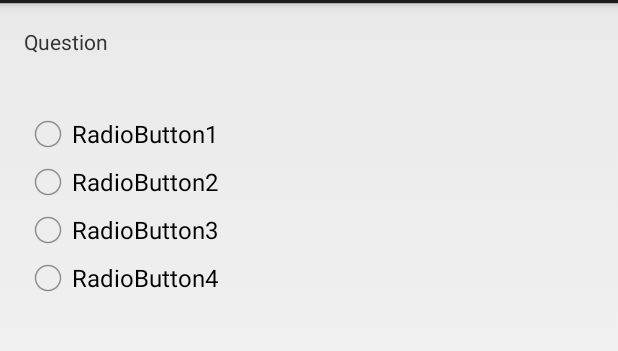
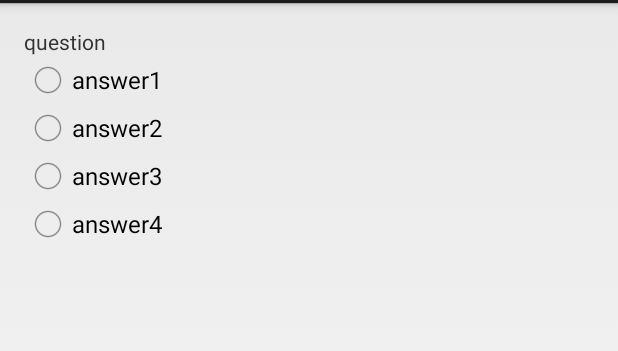
Before and after one commit to NZguy/quizdroid, an Android app: the QuizActivity screen opened directly, with no data from a screen before it, after a tap on "Begin", on a phone screen of 412 x 824 dp, the part 69-420 px from its top. Run offline under Robolectric (Android 15) with nearby library versions, the phone set to English and light mode, and no system bars.

Commit message:
refactored program to use reopsitory input

```diff
--- a/app/src/main/AndroidManifest.xml
+++ b/app/src/main/AndroidManifest.xml
@@ -1,7 +1,8 @@
 <?xml version="1.0" encoding="utf-8"?>
 <manifest xmlns:android="http://schemas.android.com/apk/res/android"
     package="edu.washington.drma.quizdroid">
-
+    <uses-permission android:name="android.permission.WRITE_EXTERNAL_STORAGE" />
+    <uses-permission android:name="android.permission.READ_EXTERNAL_STORAGE" />
     <application
         android:allowBackup="true"
         android:name=".QuizApp"
--- a/app/src/main/java/edu/washington/drma/quizdroid/MainActivity.java
+++ b/app/src/main/java/edu/washington/drma/quizdroid/MainActivity.java
@@ -2,7 +2,9 @@ package edu.washington.drma.quizdroid;
 
 import android.app.Activity;
 import android.content.Intent;
+import android.graphics.drawable.Drawable;
 import android.os.Bundle;
+import android.support.v4.content.res.ResourcesCompat;
 import android.util.Log;
 import android.view.View;
 import android.widget.Button;
@@ -19,7 +21,7 @@ public class MainActivity extends Activity {
 
         QuizApp app = (QuizApp)this.getApplication();
 
-        //Have the buttons created programatically by checking the number of topics
+        // Progamatically create topic buttons
         LinearLayout container = (LinearLayout)findViewById(R.id.activity_main);
         LinearLayout.LayoutParams buttonLayout = new LinearLayout.LayoutParams(
                 LinearLayout.LayoutParams.MATCH_PARENT,
@@ -32,6 +34,8 @@ public class MainActivity extends Activity {
             topicButton.setTag(i);
             topicButton.setOnClickListener(new MyListener());
             topicButton.setText(topicTitles[i]);
+            Drawable icon = ResourcesCompat.getDrawable(getResources(),app.getRepository().getTopicIconName(i), null);
+            topicButton.setCompoundDrawablesWithIntrinsicBounds(icon, null, null, null);
             container.addView(topicButton);
         }
     }
--- a/app/src/main/java/edu/washington/drma/quizdroid/OverviewActivity.java
+++ b/app/src/main/java/edu/washington/drma/quizdroid/OverviewFragment.java
@@ -13,28 +13,28 @@ import android.widget.TextView;
 /**
  * A simple {@link Fragment} subclass.
  * Activities that contain this fragment must implement the
- * {@link OverviewActivity.OnFragmentInteractionListener} interface
+ * {@link OverviewFragment.OnFragmentInteractionListener} interface
  * to handle interaction events.
- * Use the {@link OverviewActivity#newInstance} factory method to
+ * Use the {@link OverviewFragment#newInstance} factory method to
  * create an instance of this fragment.
  */
-public class OverviewActivity extends Fragment {
+public class OverviewFragment extends Fragment {
     // TODO: Rename parameter arguments, choose names that match
     // the fragment initialization parameters, e.g. ARG_ITEM_NUMBER
-    private static final String ARG_QUIX_INDEX = "drma.quizIndex";
+    private static final String ARG_TOPIC_INDEX = "drma.topicIndex";
 
-    private int quizIndex;
+    private int topicIndex;
 
     private OnFragmentInteractionListener mListener;
 
     // Data
-    String[][] quizOverviewData = new String[][]{
-            {"Math", "5"},
-            {"Physics", "2"},
-            {"Marvel", "2"}
-    };
+//    String[][] quizOverviewData = new String[][]{
+//            {"Math", "5"},
+//            {"Physics", "2"},
+//            {"Marvel", "2"}
+//    };
 
-    public OverviewActivity() {
+    public OverviewFragment() {
         // Required empty public constructor
     }
 
@@ -42,14 +42,14 @@ public class OverviewActivity extends Fragment {
      * Use this factory method to create a new instance of
      * this fragment using the provided parameters.
      *
-     * @param quizIndex Parameter 1.
-     * @return A new instance of fragment OverviewActivity.
+     * @param topicIndex Parameter 1.
+     * @return A new instance of fragment OverviewFragment.
      */
     // TODO: Rename and change types and number of parameters
-    public static OverviewActivity newInstance(int quizIndex) {
-        OverviewActivity fragment = new OverviewActivity();
+    public static OverviewFragment newInstance(int topicIndex) {
+        OverviewFragment fragment = new OverviewFragment();
         Bundle args = new Bundle();
-        args.putInt(ARG_QUIX_INDEX, quizIndex);
+        args.putInt(ARG_TOPIC_INDEX, topicIndex);
         fragment.setArguments(args);
         return fragment;
     }
@@ -58,32 +58,35 @@ public class OverviewActivity extends Fragment {
     public void onCreate(Bundle savedInstanceState) {
         super.onCreate(savedInstanceState);
         if (getArguments() != null) {
-            quizIndex = getArguments().getInt(ARG_QUIX_INDEX);
+            topicIndex = getArguments().getInt(ARG_TOPIC_INDEX);
         }
     }
 
     @Override
     public View onCreateView(LayoutInflater inflater, ViewGroup container,
                              Bundle savedInstanceState) {
+
+        QuizApp app = (QuizApp)getActivity().getApplication();
+
         // Inflate the layout for this fragment
         View view = inflater.inflate(R.layout.fragment_overview, container, false);
 
-        String[] currentQuiz = quizOverviewData[quizIndex];
+        //String[] currentQuiz = quizOverviewData[topicIndex];
 
         TextView textTitle = (TextView)view.findViewById(R.id.textTitle);
         TextView textDescr = (TextView)view.findViewById(R.id.textDescr);
         TextView textQuestions = (TextView)view.findViewById(R.id.textQuestions);
 
-        textTitle.setText(currentQuiz[0] + " OverviewActivity");
-        textDescr.setText("This quiz contains many questions about " + currentQuiz[0]);
-        textQuestions.setText(currentQuiz[1] + " questions");
+        textTitle.setText(app.getRepository().getTopicTitle(topicIndex));
+        textDescr.setText(app.getRepository().getTopicDescShort(topicIndex));
+        textQuestions.setText(app.getRepository().getNumOfQuestions(topicIndex) + " questions");
 
         Button btnBegin = (Button)view.findViewById(R.id.btnBegin);
         btnBegin.setOnClickListener(new View.OnClickListener() {
             @Override
             public void onClick(View v) {
                 if (mListener != null) {
-                    mListener.onBeginPressed(quizIndex);
+                    mListener.onBeginPressed(topicIndex);
                 }
             }
         });
--- a/app/src/main/java/edu/washington/drma/quizdroid/QuestionActivity.java
+++ b/app/src/main/java/edu/washington/drma/quizdroid/QuestionFragment.java
@@ -7,31 +7,35 @@ import android.view.LayoutInflater;
 import android.view.View;
 import android.view.ViewGroup;
 import android.widget.Button;
+import android.widget.LinearLayout;
 import android.widget.RadioButton;
+import android.widget.RadioGroup;
+import android.widget.TextView;
 
 
 /**
  * A simple {@link Fragment} subclass.
  * Activities that contain this fragment must implement the
- * {@link QuestionActivity.OnFragmentInteractionListener} interface
+ * {@link QuestionFragment.OnFragmentInteractionListener} interface
  * to handle interaction events.
- * Use the {@link QuestionActivity#newInstance} factory method to
+ * Use the {@link QuestionFragment#newInstance} factory method to
  * create an instance of this fragment.
  */
-public class QuestionActivity extends Fragment {
+public class QuestionFragment extends Fragment {
     // TODO: Rename parameter arguments, choose names that match
     // the fragment initialization parameters, e.g. ARG_ITEM_NUMBER
-    //private static final String ARG_PARAM1 = "isLastQuestion";
+    private static final String ARG_PARAM1 = "topicIndex";
+    private static final String ARG_PARAM2 = "questionIndex";
 
     // TODO: Rename and change types of parameters
-    //private boolean isLastQuestion;
+    private int topicIndex;
+    private int questionIndex;
 
     private OnFragmentInteractionListener mListener;
-    String userAnswer;
-    final String correctAnswer = "RadioButton3";
+    int userAnswer;
     Button btnSubmit;
 
-    public QuestionActivity() {
+    public QuestionFragment() {
         // Required empty public constructor
     }
 
@@ -40,13 +44,14 @@ public class QuestionActivity extends Fragment {
      * this fragment using the provided parameters.
      *
      *
-     * @return A new instance of fragment QuestionActivity.
+     * @return A new instance of fragment QuestionFragment.
      */
     // TODO: Rename and change types and number of parameters
-    public static QuestionActivity newInstance() {
-        QuestionActivity fragment = new QuestionActivity();
+    public static QuestionFragment newInstance(int topicIndex, int questionIndex) {
+        QuestionFragment fragment = new QuestionFragment();
         Bundle args = new Bundle();
-        //args.putBoolean(ARG_PARAM1, isLastQuestion);
+        args.putInt(ARG_PARAM1, topicIndex);
+        args.putInt(ARG_PARAM2, questionIndex);
         fragment.setArguments(args);
         return fragment;
     }
@@ -55,33 +60,49 @@ public class QuestionActivity extends Fragment {
     public void onCreate(Bundle savedInstanceState) {
         super.onCreate(savedInstanceState);
         if (getArguments() != null) {
-            //isLastQuestion = getArguments().getBoolean(ARG_PARAM1);
+            topicIndex = getArguments().getInt(ARG_PARAM1);
+            questionIndex = getArguments().getInt(ARG_PARAM2);
         }
     }
 
     @Override
     public View onCreateView(LayoutInflater inflater, ViewGroup container,
                              Bundle savedInstanceState) {
+
+        QuizApp app = (QuizApp)getActivity().getApplication();
+
         // Inflate the layout for this fragment
         View view = inflater.inflate(R.layout.fragment_question, container, false);
 
-        // How can I make a listener that listens to all buttons in a fragment?
-        RadioButton radioButton1 = (RadioButton)view.findViewById(R.id.radioButton1);
-        RadioButton radioButton2 = (RadioButton)view.findViewById(R.id.radioButton2);
-        RadioButton radioButton3 = (RadioButton)view.findViewById(R.id.radioButton3);
-        RadioButton radioButton4 = (RadioButton)view.findViewById(R.id.radioButton4);
+        // Set question text
+        TextView qText = (TextView)view.findViewById(R.id.questionText);
+        qText.setText(app.getRepository().getQuestionText(topicIndex, questionIndex));
 
-        radioButton1.setOnClickListener(new RadioListener());
-        radioButton2.setOnClickListener(new RadioListener());
-        radioButton3.setOnClickListener(new RadioListener());
-        radioButton4.setOnClickListener(new RadioListener());
+        // Populate list of radio buttons
+        RadioGroup rGroup = (RadioGroup)view.findViewById(R.id.radioGroup);
+        LinearLayout.LayoutParams radioLayout = new LinearLayout.LayoutParams(
+                LinearLayout.LayoutParams.MATCH_PARENT,
+                LinearLayout.LayoutParams.WRAP_CONTENT);
 
+        String[] questionAnswers = app.getRepository().getQuestionAnswers(topicIndex, questionIndex);
+        for(int i = 0; i < questionAnswers.length; i++){
+            RadioButton rButton = new RadioButton(getActivity());
+            rButton.setLayoutParams(radioLayout);
+            rButton.setTag(i);
+            rButton.setText(questionAnswers[i]);
+            rButton.setOnClickListener(new RadioListener());
+            rGroup.addView(rButton);
+        }
+
+        // Create listener for submit button
         btnSubmit = (Button) view.findViewById(R.id.btnSumbit);
         btnSubmit.setOnClickListener(new View.OnClickListener() {
             @Override
             public void onClick(View v) {
                 if (mListener != null) {
-                    mListener.onSubmitPressed(userAnswer, correctAnswer);
+                    QuizApp app = (QuizApp)getActivity().getApplication();
+                    app.getRepository().setQuestionUserAnswer(topicIndex, questionIndex, userAnswer);
+                    mListener.onSubmitPressed();
                 }
             }
         });
@@ -120,7 +141,7 @@ public class QuestionActivity extends Fragment {
      */
     public interface OnFragmentInteractionListener {
         // TODO: Update argument type and name
-        void onSubmitPressed(String userAnswer, String correctAnswer);
+        void onSubmitPressed();
     }
 
     public class RadioListener implements View.OnClickListener{
@@ -131,7 +152,8 @@ public class QuestionActivity extends Fragment {
 
         public void onClick(View v){
             // Is the button now checked?
-            userAnswer = ((RadioButton) v).getText().toString();
+            //userAnswer = ((RadioButton) v).getText().toString();
+            userAnswer = Integer.parseInt(v.getTag().toString());
             btnSubmit.setVisibility(View.VISIBLE);
         }
 
--- a/app/src/main/java/edu/washington/drma/quizdroid/QuizActivity.java
+++ b/app/src/main/java/edu/washington/drma/quizdroid/QuizActivity.java
@@ -8,14 +8,15 @@ import android.app.Fragment;
 import android.util.Log;
 
 public class QuizActivity extends Activity
-        implements OverviewActivity.OnFragmentInteractionListener,
-                    QuestionActivity.OnFragmentInteractionListener,
-                    AnswerActivity.OnFragmentInteractionListener  {
+        implements OverviewFragment.OnFragmentInteractionListener,
+                    QuestionFragment.OnFragmentInteractionListener,
+                    AnswerFragment.OnFragmentInteractionListener  {
 
-    private int[] numberOfQuestions = {5, 2, 2}; // Describes amount of questions per different quiz
+    //private int[] numberOfQuestions = {5, 2, 2}; // Describes amount of questions per different quiz
     private boolean isQuestion = false; // Flag to determine if current fragment is a question or answer
-    private int currentQuestion = 0; // The current question we are on
-    private int[] correctArray; // Tracks which questions the user got right
+    private int topicIndex;
+    private int questionIndex = 0; // The current question we are on
+    //private int[] correctArray; // Tracks which questions the user got right
 
     @Override
     protected void onCreate(Bundle savedInstanceState) {
@@ -24,8 +25,8 @@ public class QuizActivity extends Activity
 
         // Get the requested quiz overview
         Intent i = getIntent();
-        int quizIndex = i.getIntExtra(MainActivity.QUIZ, 0);
-        Fragment overview = OverviewActivity.newInstance(quizIndex);
+        topicIndex = i.getIntExtra(MainActivity.QUIZ, 0);
+        Fragment overview = OverviewFragment.newInstance(topicIndex);
         FragmentTransaction tx = getFragmentManager().beginTransaction();
         tx.setCustomAnimations(R.animator.slide_in_right, R.animator.slide_out_left, 0, 0);
         tx.replace(R.id.fragment_placeholder, overview);
@@ -33,36 +34,26 @@ public class QuizActivity extends Activity
     }
 
     @Override
-    public void onBeginPressed(int quizIndex) {
-        Log.i("drma.QuizActivity", "Begin pressed " + quizIndex);
-        Fragment question = QuestionActivity.newInstance();
+    public void onBeginPressed(int topicIndex) {
+        Log.i("drma.QuizActivity", "Begin pressed " + topicIndex);
+        Fragment question = QuestionFragment.newInstance(topicIndex, questionIndex);
         FragmentTransaction tx = getFragmentManager().beginTransaction();
         tx.setCustomAnimations(R.animator.slide_in_right, R.animator.slide_out_left, 0, 0);
         tx.replace(R.id.fragment_placeholder, question);
         tx.commit();
-
-        correctArray = new int[numberOfQuestions[quizIndex]];
     }
 
-    public void onSubmitPressed(String userAnswer, String correctAnswer){
-        if (correctAnswer.equals(userAnswer)) {
-            correctArray[currentQuestion] = 1;
-        } else {
-            correctArray[currentQuestion] = 0;
-        }
+    public void onSubmitPressed(){
+//        int numberCorrect = app.getRepository().countCorrectAnswers(topicIndex);
 
-        int numberCorrect = 0;
-        for(int i = 0; i < correctArray.length; i++){
-            numberCorrect += correctArray[i];
-        }
-
+        QuizApp app = (QuizApp)this.getApplication();
         boolean isLastQuestion = false;
-        if((currentQuestion + 1) == correctArray.length){
+        if((questionIndex + 1) == app.getRepository().getNumOfQuestions(topicIndex)){
             isLastQuestion = true;
         }
 
-        Log.i("drma.QuizActivity", "Submit pressed " + correctAnswer.equals(userAnswer));
-        Fragment answer = AnswerActivity.newInstance(numberCorrect, (currentQuestion + 1), userAnswer, correctAnswer, isLastQuestion);
+        Log.i("drma.QuizActivity", "Submit pressed " + app.getRepository().isQuestionCorrect(topicIndex, questionIndex));
+        Fragment answer = AnswerFragment.newInstance(topicIndex, questionIndex, isLastQuestion);
         FragmentTransaction tx = getFragmentManager().beginTransaction();
         tx.setCustomAnimations(R.animator.slide_in_right, R.animator.slide_out_left, 0, 0);
         tx.replace(R.id.fragment_placeholder, answer);
@@ -70,9 +61,9 @@ public class QuizActivity extends Activity
     }
 
     public void onNextPressed(){
-        currentQuestion++;
+        questionIndex++;
 
-        Fragment question = QuestionActivity.newInstance();
+        Fragment question = QuestionFragment.newInstance(topicIndex, questionIndex);
         FragmentTransaction tx = getFragmentManager().beginTransaction();
         tx.setCustomAnimations(R.animator.slide_in_right, R.animator.slide_out_left, 0, 0);
         tx.replace(R.id.fragment_placeholder, question);
--- a/app/src/main/java/edu/washington/drma/quizdroid/Topic.java
+++ b/app/src/main/java/edu/washington/drma/quizdroid/Topic.java
@@ -1,4 +1,6 @@
 package edu.washington.drma.quizdroid;
+
+import android.graphics.drawable.Drawable;
 
 import java.util.ArrayList;
 
@@ -12,16 +14,22 @@ public class Topic {
     private String descShort;
     private String descLong;
     private ArrayList<Question> questionList;
+    private int iconName;
 
-    public Topic(String title, String descShort, String descLong){
+    public Topic(String title, String descShort, String descLong, int iconName){
         questionList = new ArrayList<Question>();
         this.title = title;
         this.descShort = descShort;
         this.descLong = descLong;
+        this.iconName = iconName;
     }
 
     public void addQuestion(Question q){
         questionList.add(q);
+    }
+
+    public int getNumOfQuestions(){
+        return questionList.size();
     }
 
     public Question getQuestion(int questionNumber){
@@ -40,6 +48,10 @@ public class Topic {
         return this.descShort;
     }
 
+    public int getIconName(){
+        return this.iconName;
+    }
+
     public int countCorrect(){
         int numberCorrect = 0;
         for(int i = 0; i < questionList.size(); i++){
--- a/app/src/main/res/layout/fragment_answer.xml
+++ b/app/src/main/res/layout/fragment_answer.xml
@@ -2,7 +2,7 @@
     xmlns:tools="http://schemas.android.com/tools"
     android:layout_width="match_parent"
     android:layout_height="match_parent"
-    tools:context="edu.washington.drma.quizdroid.AnswerActivity">
+    tools:context="edu.washington.drma.quizdroid.AnswerFragment">
 
     <RelativeLayout
         android:layout_width="match_parent"
--- a/app/src/main/res/layout/fragment_overview.xml
+++ b/app/src/main/res/layout/fragment_overview.xml
@@ -2,7 +2,7 @@
     xmlns:tools="http://schemas.android.com/tools"
     android:layout_width="match_parent"
     android:layout_height="match_parent"
-    tools:context="edu.washington.drma.quizdroid.OverviewActivity">
+    tools:context="edu.washington.drma.quizdroid.OverviewFragment">
 
     <RelativeLayout
         android:layout_width="match_parent"
--- a/app/src/main/res/layout/fragment_question.xml
+++ b/app/src/main/res/layout/fragment_question.xml
@@ -2,11 +2,12 @@
     xmlns:tools="http://schemas.android.com/tools"
     android:layout_width="match_parent"
     android:layout_height="match_parent"
-    tools:context="edu.washington.drma.quizdroid.QuestionActivity">
+    tools:context="edu.washington.drma.quizdroid.QuestionFragment">
 
-    <RelativeLayout
+    <LinearLayout
         android:layout_width="match_parent"
-        android:layout_height="match_parent">
+        android:layout_height="match_parent"
+        android:orientation="vertical">
 
         <TextView
             android:text="Question"
@@ -15,51 +16,13 @@
             android:layout_alignParentTop="true"
             android:layout_alignParentLeft="true"
             android:layout_alignParentStart="true"
-            android:id="@+id/textView"
+            android:id="@+id/questionText"
             android:onClick="onRadioClick"/>
         <RadioGroup
             android:layout_width="wrap_content"
-            android:layout_height="wrap_content">
-            <RadioButton
-                android:text="RadioButton1"
-                android:layout_width="wrap_content"
-                android:layout_height="wrap_content"
-                android:id="@+id/radioButton1"
-                android:layout_marginTop="55dp"
-                android:layout_below="@+id/textView"
-                android:layout_alignParentLeft="true"
-                android:layout_alignParentStart="true"
-                android:onClick="onRadioClick"/>
+            android:layout_height="wrap_content"
+            android:id="@+id/radioGroup">
 
-            <RadioButton
-                android:text="RadioButton2"
-                android:layout_width="wrap_content"
-                android:layout_height="wrap_content"
-                android:layout_below="@+id/radioButton"
-                android:layout_alignParentLeft="true"
-                android:layout_alignParentStart="true"
-                android:id="@+id/radioButton2"
-                android:onClick="onRadioClick"/>
-
-            <RadioButton
-                android:text="RadioButton3"
-                android:layout_width="wrap_content"
-                android:layout_height="wrap_content"
-                android:layout_below="@+id/radioButton2"
-                android:layout_alignParentLeft="true"
-                android:layout_alignParentStart="true"
-                android:id="@+id/radioButton3"
-                android:onClick="onRadioClick"/>
-
-            <RadioButton
-                android:text="RadioButton4"
-                android:layout_width="wrap_content"
-                android:layout_height="wrap_content"
-                android:layout_below="@+id/radioButton3"
-                android:layout_alignParentLeft="true"
-                android:layout_alignParentStart="true"
-                android:id="@+id/radioButton4"
-                android:onClick="onRadioClick"/>
         </RadioGroup>
 
         <Button
@@ -71,6 +34,6 @@
             android:id="@+id/btnSumbit"
             android:visibility="invisible"/>
 
-    </RelativeLayout>
+    </LinearLayout>
 
 </FrameLayout>
```
Also changed, not shown: app/src/main/java/edu/washington/drma/quizdroid/AnswerFragment.java (renamed from app/src/main/java/edu/washington/drma/quizdroid/AnswerActivity.java, +26 -27 lines), app/src/main/java/edu/washington/drma/quizdroid/DataRepository.java (+25 -3 lines), app/src/main/res/drawable-hdpi/ic_action_name.png (added), app/src/main/res/drawable-mdpi/ic_action_name.png (added), app/src/main/res/drawable-xhdpi/ic_action_name.png (added), app/src/main/res/drawable-xxhdpi/ic_action_name.png (added).
